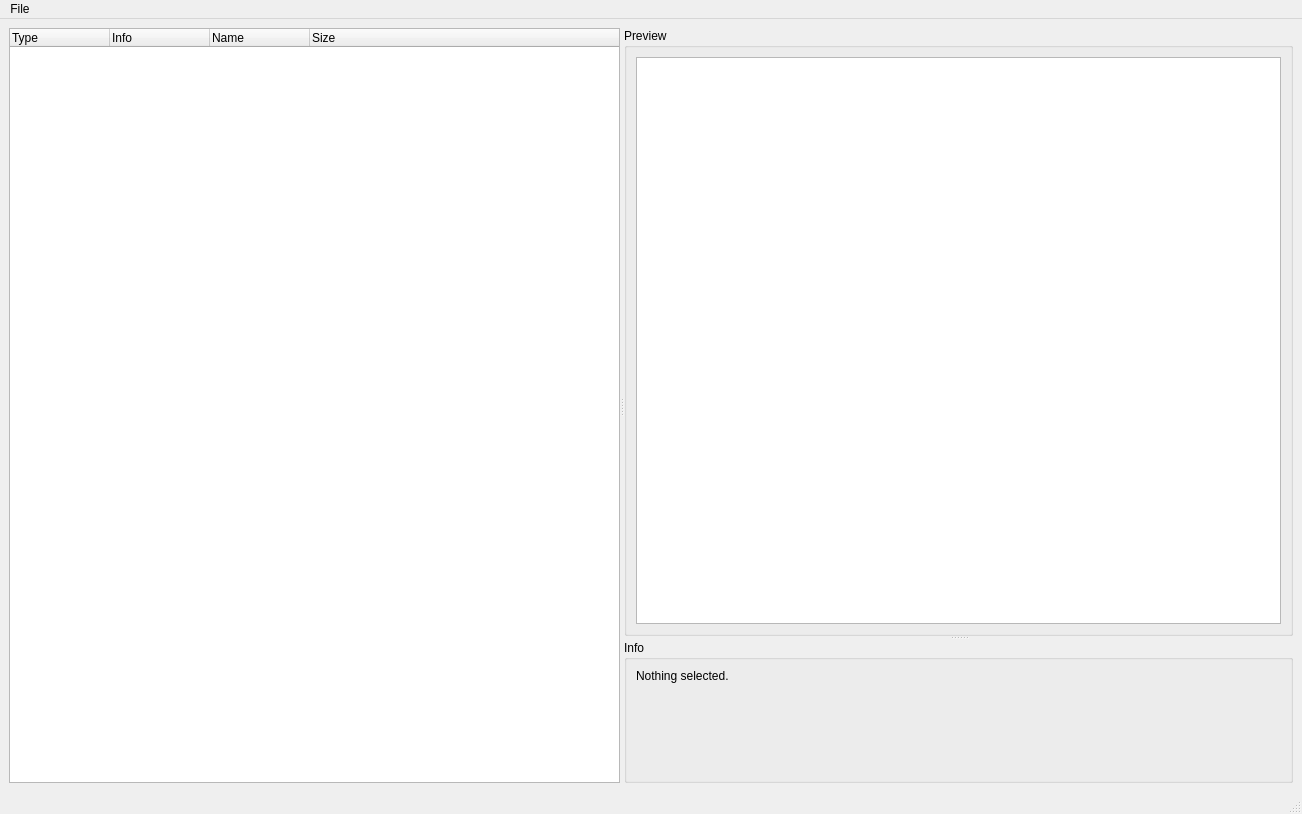
This is inspector.ui in hitagi64/DDGDataViewer as Qt 5 draws it before an edit. The edited form follows.
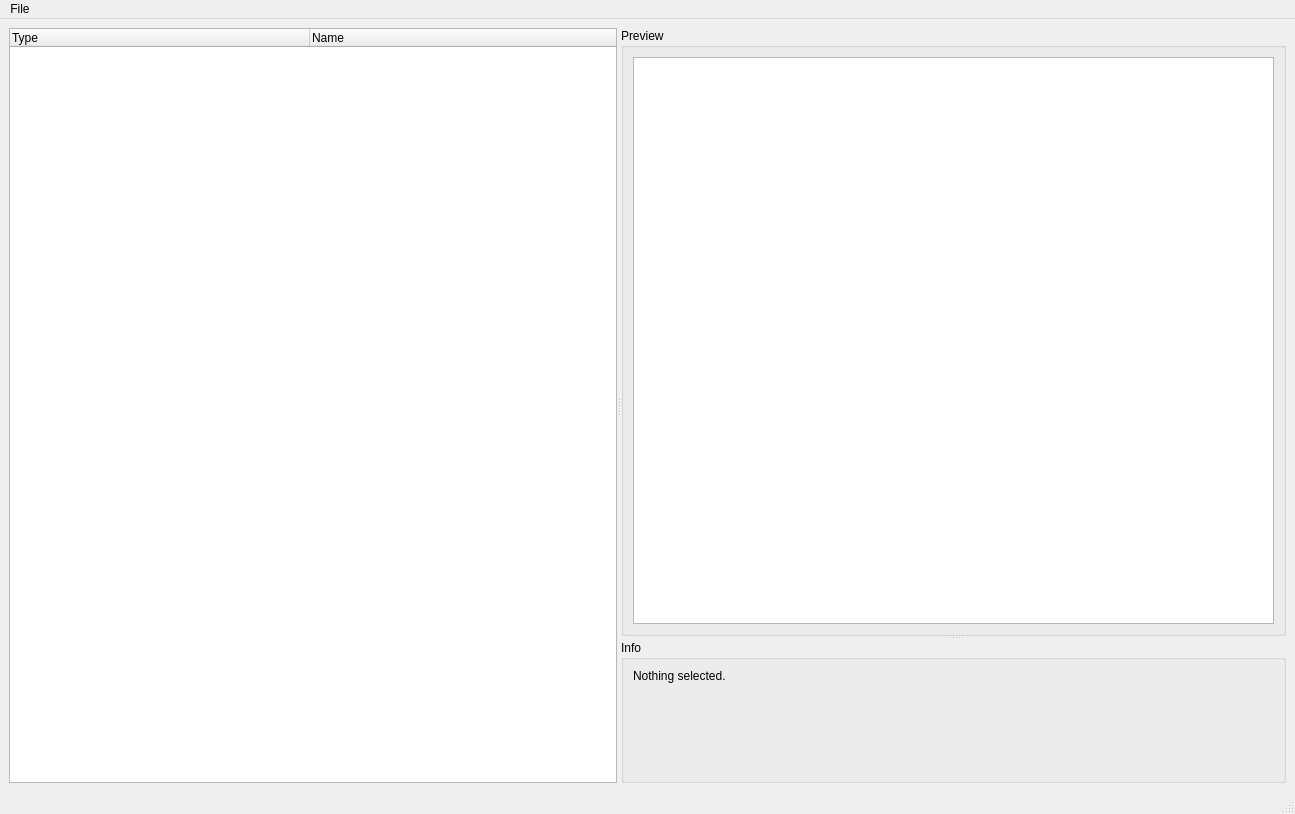
This is the edited form. Icons and pictures are not drawn.

```diff
--- a/inspector.ui
+++ b/inspector.ui
@@ -6,7 +6,7 @@
    <rect>
     <x>0</x>
     <y>0</y>
-    <width>1302</width>
+    <width>1295</width>
     <height>814</height>
    </rect>
   </property>
@@ -25,26 +25,40 @@
        <enum>Qt::Horizontal</enum>
       </property>
       <widget class="QTreeWidget" name="ItemView">
+       <property name="indentation">
+        <number>20</number>
+       </property>
+       <property name="animated">
+        <bool>true</bool>
+       </property>
+       <attribute name="headerCascadingSectionResizes">
+        <bool>false</bool>
+       </attribute>
+       <attribute name="headerMinimumSectionSize">
+        <number>70</number>
+       </attribute>
+       <attribute name="headerDefaultSectionSize">
+        <number>300</number>
+       </attribute>
+       <attribute name="headerHighlightSections">
+        <bool>false</bool>
+       </attribute>
+       <attribute name="headerShowSortIndicator" stdset="0">
+        <bool>false</bool>
+       </attribute>
+       <attribute name="headerStretchLastSection">
+        <bool>true</bool>
+       </attribute>
        <column>
         <property name="text">
          <string>Type</string>
         </property>
        </column>
-       <column>
-        <property name="text">
-         <string>Info</string>
-        </property>
-       </column>
        <column>
         <property name="text">
          <string>Name</string>
         </property>
        </column>
-       <column>
-        <property name="text">
-         <string>Size</string>
-        </property>
-       </column>
       </widget>
       <widget class="QSplitter" name="splitter">
        <property name="orientation">
@@ -91,7 +105,7 @@
     <rect>
      <x>0</x>
      <y>0</y>
-     <width>1302</width>
+     <width>1295</width>
      <height>24</height>
     </rect>
    </property>
```
